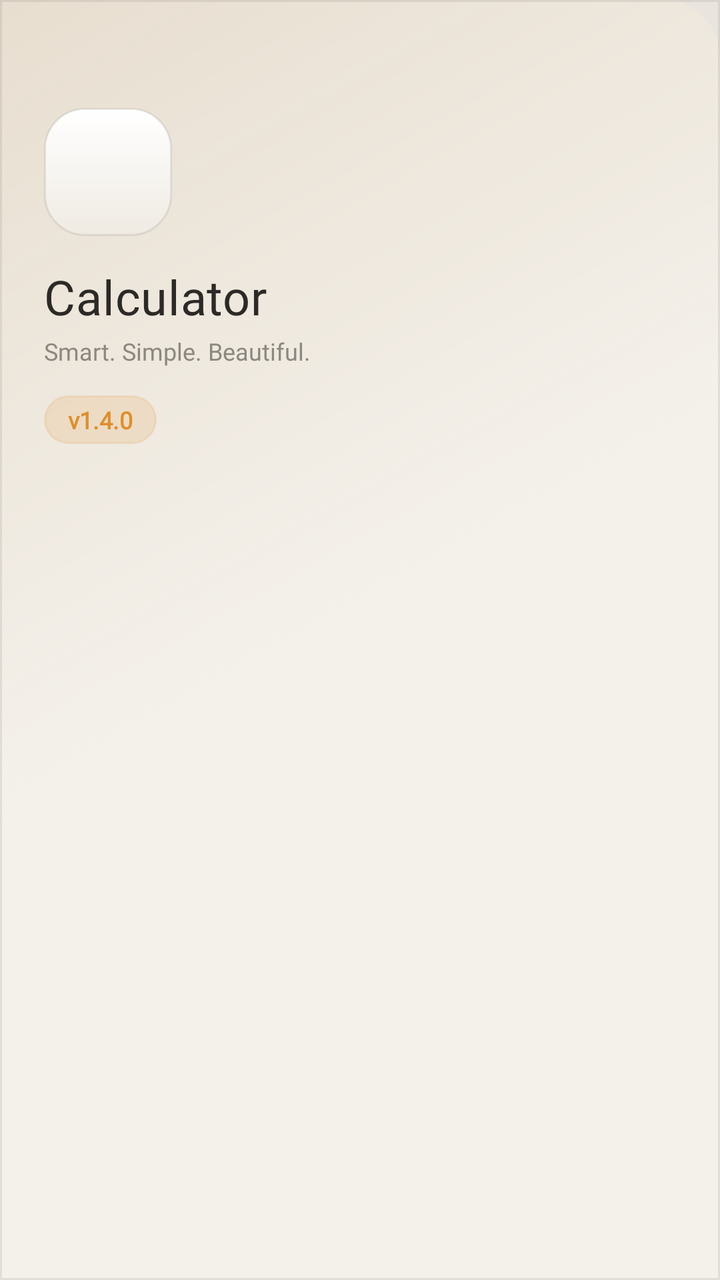
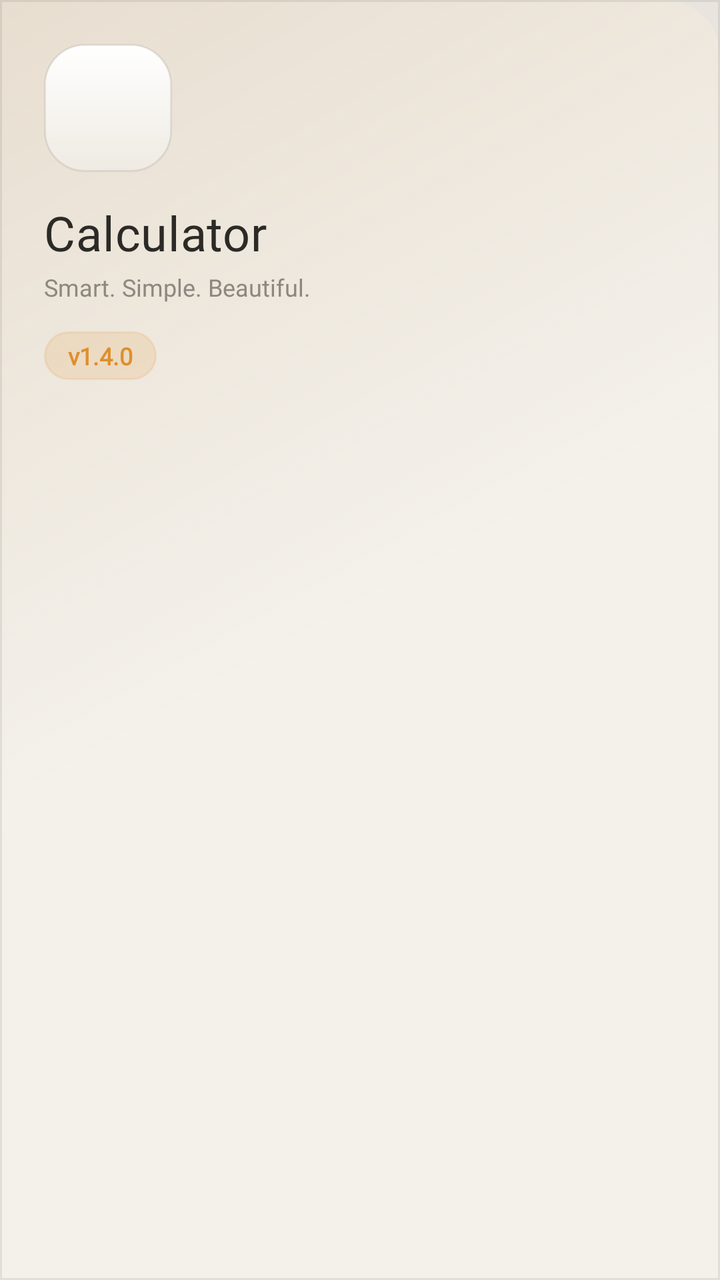

Before-and-after screenshots of an Android layout around one commit, followed by the original layout XML and the change that was made.
<!-- AndroidManifest.xml: application theme AppTheme -->
<!-- res/layout/menu_header.xml -->
<?xml version="1.0" encoding="utf-8"?>
<LinearLayout xmlns:android="http://schemas.android.com/apk/res/android"
    android:layout_width="match_parent"
    android:layout_height="wrap_content"
    android:background="@drawable/nav_header_bg"
    android:gravity="start"
    android:orientation="vertical"
    android:paddingStart="22dp"
    android:paddingTop="54dp"
    android:paddingEnd="22dp"
    android:paddingBottom="22dp">

    <FrameLayout
        android:layout_width="64dp"
        android:layout_height="64dp"
        android:background="@drawable/nav_icon_ring">

        <ImageView
            android:id="@+id/imageView"
            android:layout_width="46dp"
            android:layout_height="46dp"
            android:layout_gravity="center"
            android:contentDescription="@string/appName"
            android:src="@mipmap/ic_launcher" />
    </FrameLayout>

    <TextView
        android:id="@+id/textView2"
        android:layout_width="wrap_content"
        android:layout_height="wrap_content"
        android:layout_marginTop="14dp"
        android:fontFamily="@font/museo_bold"
        android:letterSpacing="0.01"
        android:text="@string/appName"
        android:textColor="@color/textColorPrimary"
        android:textSize="24sp" />

    <TextView
        android:id="@+id/navTagline"
        android:layout_width="wrap_content"
        android:layout_height="wrap_content"
        android:layout_marginTop="3dp"
        android:fontFamily="@font/montserrat"
        android:text="@string/appTagline"
        android:textColor="@color/colorGrayText"
        android:textSize="12sp" />

    <TextView
        android:id="@+id/textView"
        android:layout_width="wrap_content"
        android:layout_height="wrap_content"
        android:layout_marginTop="14dp"
        android:background="@drawable/bg_version_chip"
        android:fontFamily="@font/montserrat"
        android:paddingStart="12dp"
        android:paddingTop="4dp"
        android:paddingEnd="12dp"
        android:paddingBottom="4dp"
        android:text="@string/appVersion"
        android:textColor="@color/colorAccent"
        android:textSize="12sp"
        android:textStyle="bold" />

</LinearLayout>
<!-- resources referenced by this layout -->
<resources>
  <color name="colorAccent">#DE8F2C</color>
  <color name="colorGrayText">#8C887F</color>
  <color name="textColorPrimary">#2C2A26</color>
  <!-- drawable bg_version_chip (drawable) -->
  <?xml version="1.0" encoding="utf-8"?>
  <shape xmlns:android="http://schemas.android.com/apk/res/android"
      android:shape="rectangle">
      <solid android:color="@color/accentSoft" />
      <corners android:radius="20dp" />
      <stroke android:width="1dp" android:color="@color/accentSoft" />
  </shape>
  <!-- drawable nav_header_bg (drawable) -->
  <?xml version="1.0" encoding="utf-8"?>
  <layer-list xmlns:android="http://schemas.android.com/apk/res/android">
      <item>
          <shape android:shape="rectangle">
              <gradient
                  android:angle="315"
                  android:startColor="@color/accentSofter"
                  android:centerColor="@color/surface"
                  android:endColor="@color/surface" />
              <corners android:topRightRadius="28dp" />
          </shape>
      </item>
      
      <item android:top="0dp" android:bottom="0dp">
          <shape android:shape="rectangle">
              <solid android:color="@android:color/transparent" />
              <stroke android:width="1dp" android:color="@color/hairline" />
          </shape>
      </item>
  </layer-list>
  <!-- drawable nav_icon_ring (drawable) -->
  <?xml version="1.0" encoding="utf-8"?>
  <layer-list xmlns:android="http://schemas.android.com/apk/res/android">
      <item>
          <shape android:shape="rectangle">
              <gradient
                  android:angle="270"
                  android:startColor="@color/keyNumberTop"
                  android:endColor="@color/keyNumberBottom" />
              <corners android:radius="20dp" />
              <stroke android:width="1dp" android:color="@color/hairline" />
          </shape>
      </item>
  </layer-list>
  <!-- mipmap ic_launcher (mipmap-anydpi-v26) -->
  <?xml version="1.0" encoding="utf-8"?>
  <adaptive-icon xmlns:android="http://schemas.android.com/apk/res/android">
      <background android:drawable="@color/ic_launcher_background"/>
      <foreground android:drawable="@mipmap/ic_launcher_foreground"/>
  </adaptive-icon>
  <string name="appName">Calculator</string>
  <string name="appTagline">Smart. Simple. Beautiful.</string>
  <string name="appVersion">v1.4.0</string>
  <style name="AppTheme" parent="Theme.AppCompat.Light.NoActionBar">
      <item name="colorPrimary">@color/colorPrimary</item>
      <item name="colorPrimaryDark">@color/colorPrimaryDark</item>
      <item name="colorAccent">@color/colorAccent</item>
      <item name="android:windowBackground">@color/windowBackground</item>
      <item name="android:textColorPrimary">@color/textColorPrimary</item>
      <item name="android:navigationBarColor">@color/colorPrimary</item>
      <item name="android:statusBarColor">@color/colorPrimary</item>
      <item name="android:windowLightStatusBar">true</item>
      <item name="android:windowLightNavigationBar" tools:targetApi="27">true</item>
    </style>
  <color name="accentSoft">#26DE8F2C</color>
  <color name="accentSofter">#14DE8F2C</color>
  <color name="surface">#F4F1EB</color>
  <color name="hairline">#14000000</color>
  <color name="keyNumberTop">#FFFFFF</color>
  <color name="keyNumberBottom">#EFEBE3</color>
  <color name="ic_launcher_background">#A7B291</color>
  <color name="colorPrimary">#E9E5DE</color>
  <color name="colorPrimaryDark">#D7D2C8</color>
  <color name="windowBackground">#E9E5DE</color>
</resources>

<!-- the commit's change to res/layout/menu_header.xml (unified diff, before → after) -->
@@ -6,7 +6,7 @@
     android:gravity="start"
     android:orientation="vertical"
     android:paddingStart="22dp"
-    android:paddingTop="54dp"
+    android:paddingTop="22dp"
     android:paddingEnd="22dp"
     android:paddingBottom="22dp">
 
